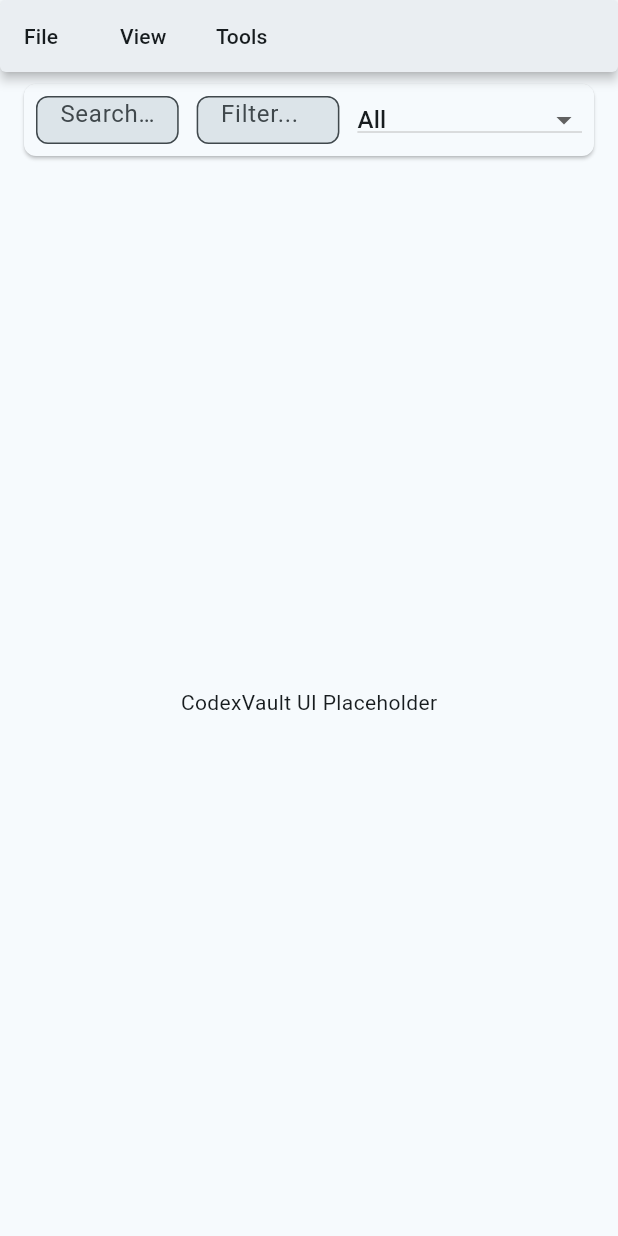
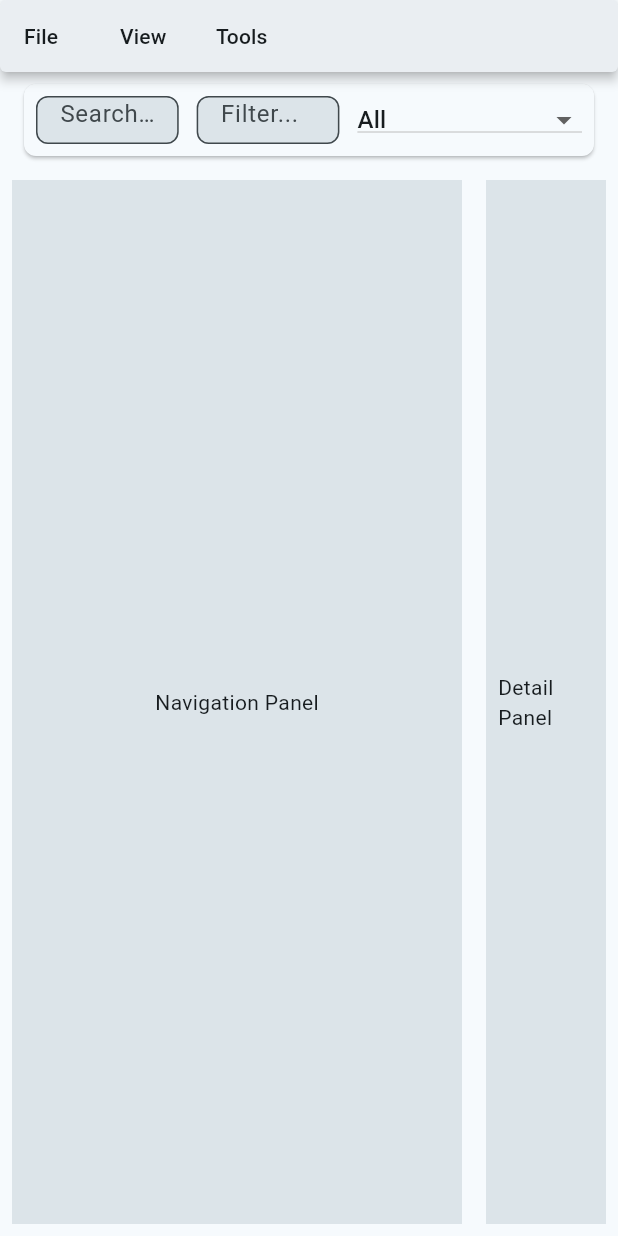
Before and after one commit to cohinteractive/exiv, a Flutter app: the screen it shows after launch, on a phone screen of 412 x 824 dp. Run offline on Flutter 3.47's test engine with Material 3 defaults, Android fonts, the phone set to English and light mode, and no system bars; missing offline and left inert: window_manager.

Commit message:
Log update for split layout implementation

```diff
--- a/lib/main.dart
+++ b/lib/main.dart
@@ -147,9 +147,25 @@ class _ScaffoldWithMenuState extends State<ScaffoldWithMenu> {
               ),
             ),
           ),
-          const Expanded(
-            child: Center(
-              child: Text('CodexVault UI Placeholder'),
+          Expanded(
+            child: Row(
+              children: [
+                Container(
+                  width: 300,
+                  margin: const EdgeInsets.all(8),
+                  padding: const EdgeInsets.all(8),
+                  color: Theme.of(context).colorScheme.surfaceVariant,
+                  child: const Center(child: Text('Navigation Panel')),
+                ),
+                Expanded(
+                  child: Container(
+                    margin: const EdgeInsets.all(8),
+                    padding: const EdgeInsets.all(8),
+                    color: Theme.of(context).colorScheme.surfaceVariant,
+                    child: const Center(child: Text('Detail Panel')),
+                  ),
+                ),
+              ],
             ),
           ),
         ],
```
Also changed, not shown: 1 other file.
